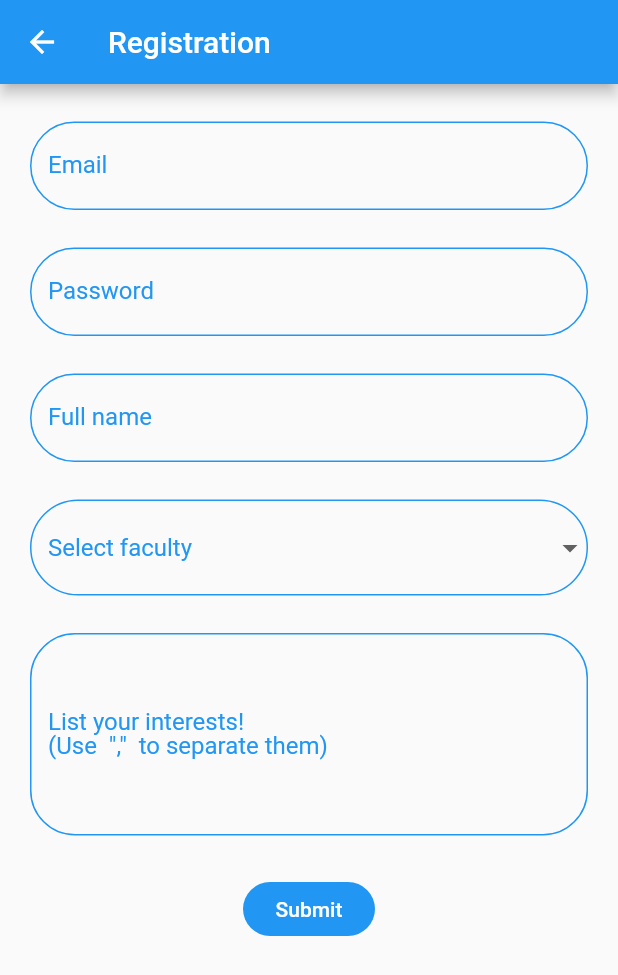
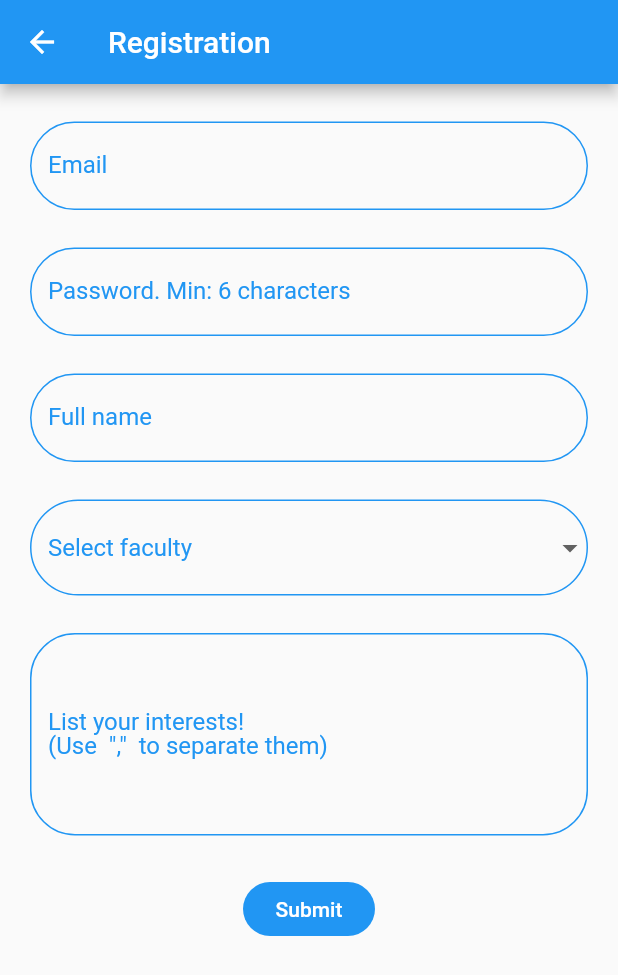
Before and after one commit to anthonyxavier64/hacknroll2021, a Flutter app: the RegistrationPage screen opened by its route, after a tap on "Submit", on a phone screen of 412 x 824 dp. Shown: the top 975 px of the screen. Run offline on Flutter 3.47's test engine with Material 2 defaults, Android fonts, the phone set to English and light mode, and no system bars; our stand-ins replace cloud_firestore, firebase_auth, firebase_core, flutter_spinkit; accounts and stored records are empty.

Commit message:
Update signup.dart

```diff
--- a/lib/authentication/signup.dart
+++ b/lib/authentication/signup.dart
@@ -4,6 +4,7 @@ import 'package:hacknroll2021/pages/home_page.dart';
 import 'package:hacknroll2021/widgets/custom_multiline_text_field.dart';
 import 'package:hacknroll2021/widgets/custom_text_field.dart';
 import '../services/auth.dart';
+import 'package:hacknroll2021/MainInterface.dart';
 
 class RegistrationPage extends StatefulWidget {
   static const routeName = './registrationpage';
@@ -63,7 +64,7 @@ class _RegistrationPageState extends State<RegistrationPage> {
                   CustomTextField(
                     leftMargin: 20,
                     rightMargin: 20,
-                    labelText: 'Password',
+                    labelText: 'Password. Min: 6 characters',
                     function: (val) => setState(
                       () {
                         this._password = val;
@@ -154,7 +155,11 @@ class _RegistrationPageState extends State<RegistrationPage> {
                           fullname: this._fullname.trim(),
                           interests: this._interests,
                         );
-                        Navigator.pop(context);
+
+                           Navigator.pushReplacement(
+            context,
+            MaterialPageRoute(
+                builder: (BuildContext context) => MainInterface()));
                       } catch (e) {
                         print(e);
                       }
```
